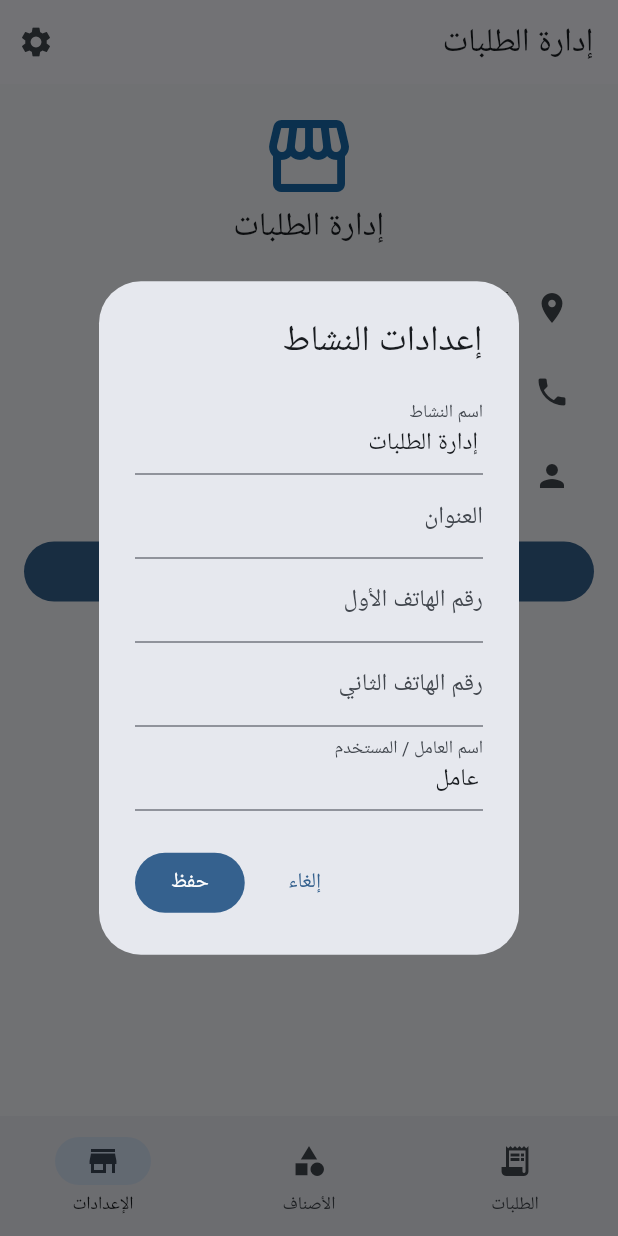
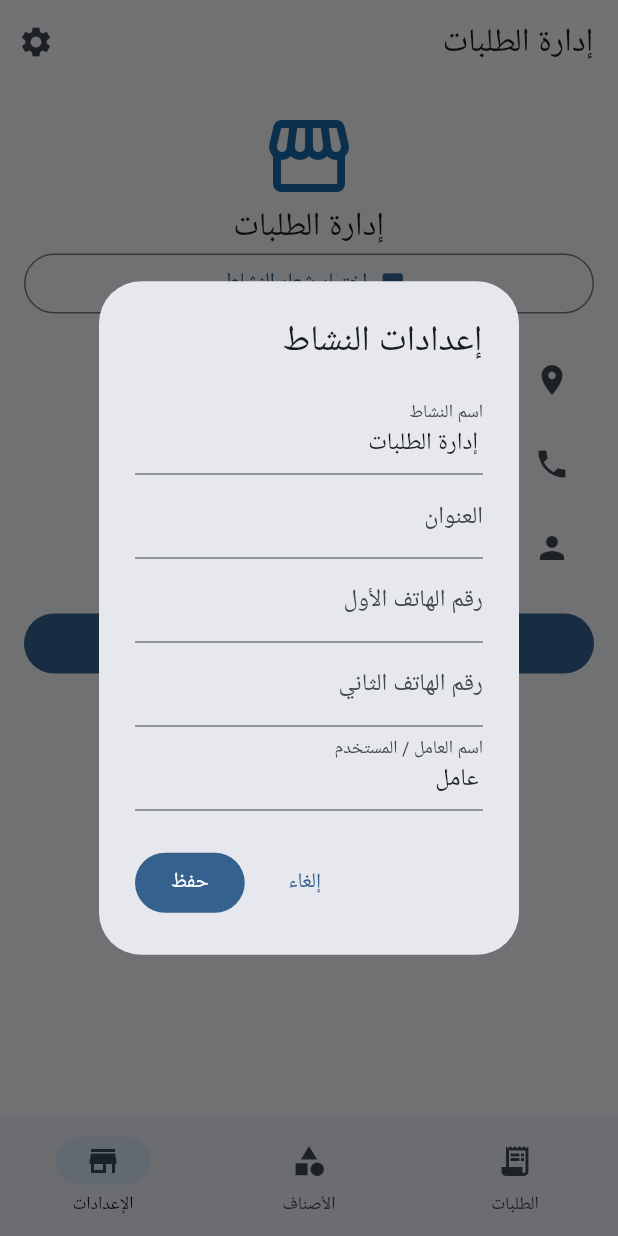
Before and after one commit to alalmytmhlat-blip/Requests, a Flutter app: the screen it shows after launch, item 3 of the bottom bar chosen, after a tap on "تعديل إعدادات النشاط", on a phone screen of 412 x 824 dp. Run offline on Flutter 3.47's test engine with Material 3 defaults, Android fonts, the phone set to English and light mode, and no system bars; our stand-ins replace image_picker, shared_preferences, sqflite; accounts and stored records are empty.

Commit message:
Add configurable business logo to settings

```diff
--- a/lib/main.dart
+++ b/lib/main.dart
@@ -1,4 +1,6 @@
+import 'dart:io';
 import 'package:flutter/material.dart';
+import 'package:image_picker/image_picker.dart';
 import 'package:flutter_localizations/flutter_localizations.dart';
 import 'package:shared_preferences/shared_preferences.dart';
 import 'package:sqflite/sqflite.dart';
@@ -46,14 +48,14 @@ class AppDb {
 class HomePage extends StatefulWidget { const HomePage({super.key}); @override State<HomePage> createState()=>_HomePageState(); }
 class _HomePageState extends State<HomePage> {
   int tab=0;
-  String shopName='إدارة الطلبات', address='', phone1='', phone2='', worker='عامل';
+  String shopName='إدارة الطلبات', address='', phone1='', phone2='', worker='عامل', logoPath='';
   List<Map<String,Object?>> items=[], requests=[];
   @override void initState(){super.initState(); _load();}
   Future<void> _load() async {
     final prefs=await SharedPreferences.getInstance();
     final i=await AppDb.instance.items(); final r=await AppDb.instance.requests();
     if(!mounted)return;
-    setState(() { items=i; requests=r; shopName=prefs.getString('shopName')??'إدارة الطلبات'; address=prefs.getString('address')??''; phone1=prefs.getString('phone1')??''; phone2=prefs.getString('phone2')??''; worker=prefs.getString('worker')??'عامل'; });
+    setState(() { items=i; requests=r; shopName=prefs.getString('shopName')??'إدارة الطلبات'; address=prefs.getString('address')??''; phone1=prefs.getString('phone1')??''; phone2=prefs.getString('phone2')??''; worker=prefs.getString('worker')??'عامل'; logoPath=prefs.getString('logoPath')??''; });
   }
   Future<void> _addItem() async {
     final name=TextEditingController(), category=TextEditingController(), unit=TextEditingController(text:'حبة');
@@ -66,6 +68,13 @@ class _HomePageState extends State<HomePage> {
     final ok=await showDialog<bool>(context:context,builder:(c)=>AlertDialog(title:const Text('تسجيل صنف ناقص'),content:Column(mainAxisSize:MainAxisSize.min,children:[DropdownButtonFormField<int>(value:selected,decoration:const InputDecoration(labelText:'الصنف'),items:items.map((e)=>DropdownMenuItem(value:e['id'] as int,child:Text('${e['name']}'))).toList(),onChanged:(v)=>selected=v),TextField(controller:qty,keyboardType:const TextInputType.numberWithOptions(decimal:true),decoration:const InputDecoration(labelText:'الكمية المطلوبة')),TextField(controller:note,decoration:const InputDecoration(labelText:'ملاحظات / مواصفات'))]),actions:[TextButton(onPressed:()=>Navigator.pop(c,false),child:const Text('إلغاء')),FilledButton(onPressed:()=>Navigator.pop(c,true),child:const Text('إرسال للمراجعة'))]));
     if(ok==true){final item=items.firstWhere((e)=>e['id']==selected);final q=double.tryParse(qty.text)??0;if(q>0){await AppDb.instance.addRequest(selected,item['name'].toString(),q,note.text,worker);await _load();}}
   }
+  Future<void> _pickLogo() async {
+    final picked = await ImagePicker().pickImage(source: ImageSource.gallery, imageQuality: 85);
+    if (picked == null) return;
+    final prefs = await SharedPreferences.getInstance();
+    await prefs.setString('logoPath', picked.path);
+    await _load();
+  }
   Future<void> _settings() async {
     final n=TextEditingController(text:shopName),a=TextEditingController(text:address),p1=TextEditingController(text:phone1),p2=TextEditingController(text:phone2),w=TextEditingController(text:worker);
     final ok=await showDialog<bool>(context:context,builder:(c)=>AlertDialog(title:const Text('إعدادات النشاط'),content:SingleChildScrollView(child:Column(mainAxisSize:MainAxisSize.min,children:[TextField(controller:n,decoration:const InputDecoration(labelText:'اسم النشاط')),TextField(controller:a,decoration:const InputDecoration(labelText:'العنوان')),TextField(controller:p1,decoration:const InputDecoration(labelText:'رقم الهاتف الأول')),TextField(controller:p2,decoration:const InputDecoration(labelText:'رقم الهاتف الثاني')),TextField(controller:w,decoration:const InputDecoration(labelText:'اسم العامل / المستخدم'))])),actions:[TextButton(onPressed:()=>Navigator.pop(c,false),child:const Text('إلغاء')),FilledButton(onPressed:()=>Navigator.pop(c,true),child:const Text('حفظ'))]));
@@ -77,5 +86,5 @@ class _HomePageState extends State<HomePage> {
   }
   Widget _requestsPage()=>RefreshIndicator(onRefresh:_load,child:requests.isEmpty?ListView(children:[const SizedBox(height:150),Center(child:Text('لا توجد طلبات بعد'))]):ListView.builder(itemCount:requests.length,itemBuilder:(c,i){final r=requests[i];return Card(margin:const EdgeInsets.symmetric(horizontal:12,vertical:5),child:ListTile(leading:const Icon(Icons.inventory_2_outlined),title:Text(r['itemName'].toString()),subtitle:Text('الكمية: ${r['qty']} • ${r['worker']??''}\n${r['note']??''}'),isThreeLine:true,trailing:PopupMenuButton<String>(initialValue:r['status'] as String, onSelected:(v)async{await AppDb.instance.setStatus(r['id'] as int,v);await _load();},itemBuilder:(c)=>['جديد','قيد التجهيز','تم توفيره','غير متوفر'].map((s)=>PopupMenuItem(value:s,child:Text(s))).toList(),child:Chip(label:Text(r['status'].toString())))));}));
   Widget _itemsPage()=>RefreshIndicator(onRefresh:_load,child:items.isEmpty?ListView(children:[const SizedBox(height:140),const Center(child:Text('لم تتم إضافة أصناف'))]):ListView.builder(itemCount:items.length,itemBuilder:(c,i){final e=items[i];return Card(margin:const EdgeInsets.symmetric(horizontal:12,vertical:4),child:ListTile(leading:const Icon(Icons.category_outlined),title:Text(e['name'].toString()),subtitle:Text('التصنيف: ${e['category']} • الوحدة: ${e['unit']}')));}));
-  Widget _settingsPage()=>ListView(padding:const EdgeInsets.all(16),children:[const Icon(Icons.storefront,size:64,color:Color(0xff1769aa)),Center(child:Text(shopName,style:Theme.of(context).textTheme.titleLarge)),const SizedBox(height:12),ListTile(leading:const Icon(Icons.location_on),title:Text(address.isEmpty?'أضف عنوان النشاط':address)),ListTile(leading:const Icon(Icons.phone),title:Text([phone1,phone2].where((s)=>s.isNotEmpty).join(' • ').isEmpty?'أضف أرقام التواصل':[phone1,phone2].where((s)=>s.isNotEmpty).join(' • '))),ListTile(leading:const Icon(Icons.person),title:Text('المستخدم: $worker')),const SizedBox(height:12),FilledButton.icon(onPressed:_settings,icon:const Icon(Icons.edit),label:const Text('تعديل إعدادات النشاط'))]);
+  Widget _settingsPage()=>ListView(padding:const EdgeInsets.all(16),children:[(logoPath.isNotEmpty && File(logoPath).existsSync()) ? ClipRRect(borderRadius:BorderRadius.circular(12),child:Image.file(File(logoPath),width:96,height:96,fit:BoxFit.contain)) : const Icon(Icons.storefront,size:64,color:Color(0xff1769aa)),Center(child:Text(shopName,style:Theme.of(context).textTheme.titleLarge)),OutlinedButton.icon(onPressed:_pickLogo,icon:const Icon(Icons.image),label:const Text('اختيار شعار النشاط')),const SizedBox(height:12),ListTile(leading:const Icon(Icons.location_on),title:Text(address.isEmpty?'أضف عنوان النشاط':address)),ListTile(leading:const Icon(Icons.phone),title:Text([phone1,phone2].where((s)=>s.isNotEmpty).join(' • ').isEmpty?'أضف أرقام التواصل':[phone1,phone2].where((s)=>s.isNotEmpty).join(' • '))),ListTile(leading:const Icon(Icons.person),title:Text('المستخدم: $worker')),const SizedBox(height:12),FilledButton.icon(onPressed:_settings,icon:const Icon(Icons.edit),label:const Text('تعديل إعدادات النشاط'))]);
 }
```
